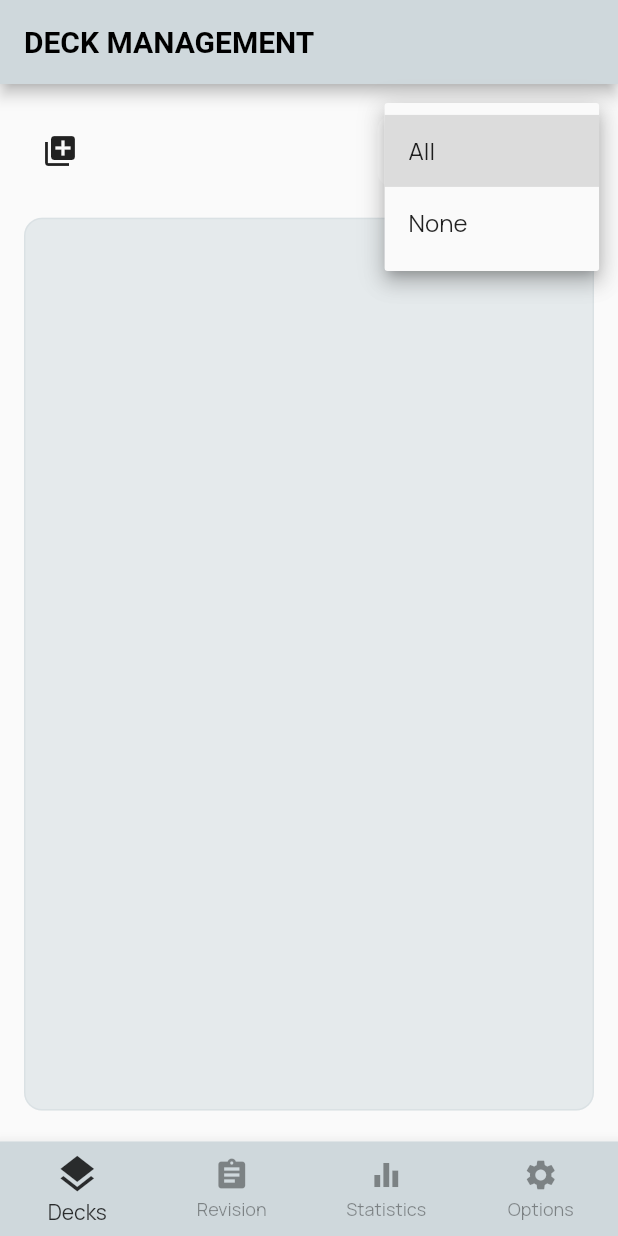
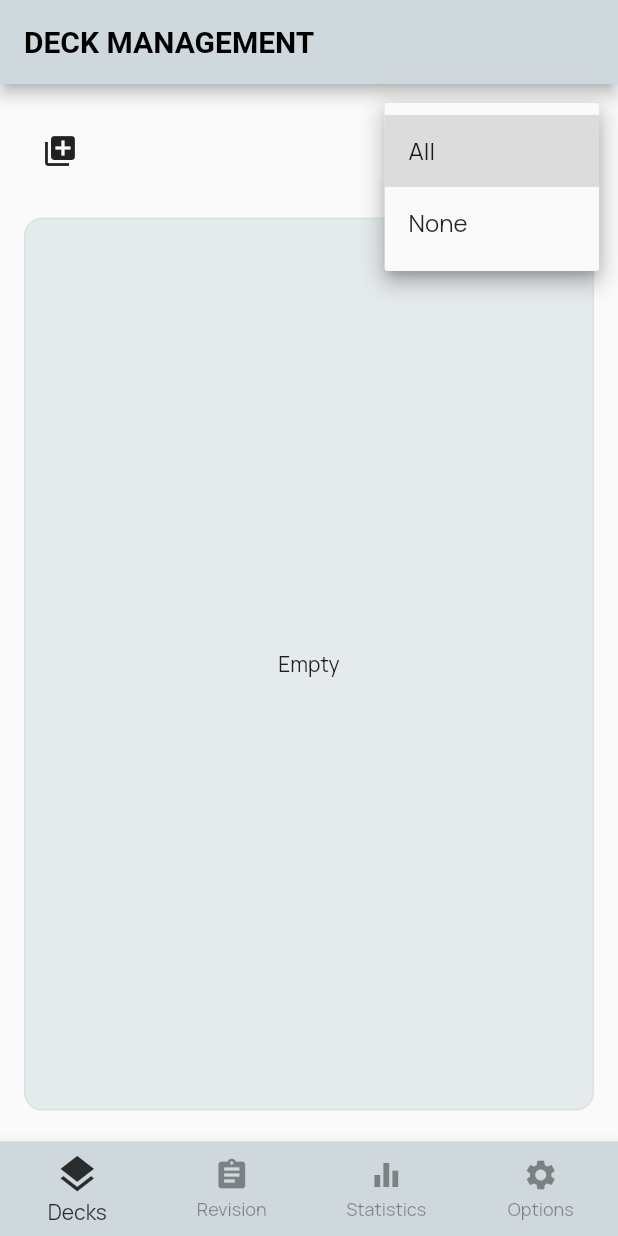
Before and after one commit to ztcjoe93/studybuddy, a Flutter app: the screen it shows after launch, after a tap on "All", on a phone screen of 412 x 824 dp. Run offline on Flutter 3.47's test engine with Material 2 defaults, Android fonts, the phone set to English and light mode, and no system bars; our stand-ins replace charts_flutter, flutter_local_notifications, flutter_markdown, rxdart, shared_preferences, sqflite and 1 more; accounts and stored records are empty; statements that could not run were skipped.

```diff
--- a/lib/Deck/AddDeck.dart
+++ b/lib/Deck/AddDeck.dart
@@ -71,7 +71,7 @@ class _AddDeckState extends State<AddDeck> {
                   IconButton(
                     icon: Icon(Icons.arrow_right),
                     iconSize: 36.0,
-                    color: Colors.lightBlueAccent,
+                    color: Colors.blue[200],
                     splashColor: Colors.transparent,
                     onPressed: textController.text.isEmpty ? null : () async {
                       Provider.of<DecksState>(context, listen: false).addDeck(
--- a/lib/Deck/DeckManagement.dart
+++ b/lib/Deck/DeckManagement.dart
@@ -121,6 +121,11 @@ class _DeckManagementState extends State<DeckManagement> {
                 child: Consumer<DecksState>(
                   builder: (context, provider, child) {
                     if (_filter == "All"){
+                      if(provider.decks.length == 0){
+                        return Center(
+                          child: Text("Empty"),
+                        );
+                      } else {
                         return Scrollbar(
                           isAlwaysShown: true,
                           controller: _scrollController,
@@ -181,12 +186,19 @@ class _DeckManagementState extends State<DeckManagement> {
                                 ),
                               );
                             },
-                          //separatorBuilder: (BuildContext context, int index) => Divider(),
                           ),
                         );
+                      }
                     } else {
                       String _selectedFilter = _filter == "None" ? "" : _filter;
                       List<Deck> filtered = provider.decks.where((deck) => deck.tag == _selectedFilter).toList();
+                      if(filtered.length == 0){
+                        return Container(
+                            child: Center(
+                              child: Text("Empty"),
+                            )
+                        );
+                      } else {
                         return Container(
                           child: Scrollbar(
                             isAlwaysShown: true,
@@ -250,6 +262,7 @@ class _DeckManagementState extends State<DeckManagement> {
                         );
                       }
                     }
+                  }
                 ),
               ),
             ),
--- a/lib/Options/Changelog.dart
+++ b/lib/Options/Changelog.dart
@@ -43,17 +43,15 @@ class _ChangelogState extends State<Changelog> {
                   icon: Icon(Icons.arrow_back),
                 ),
               ),
-              Expanded(
-                child: FutureBuilder(
+              FutureBuilder(
                 future: readChangeLog(),
                 builder: (BuildContext context, AsyncSnapshot<String> snapshot){
                   if (snapshot.hasData){
-                      return Markdown(data: snapshot.data);
+                    return Expanded(child: Markdown(data: snapshot.data));
                   } else {
                     return Center(child: CircularProgressIndicator());
                   }
                 }
-                ),
               ),
             ],
           ),
--- a/lib/Options/Options.dart
+++ b/lib/Options/Options.dart
@@ -336,7 +336,7 @@ class _OptionsState extends State<Options> {
           padding: const EdgeInsets.all(26.0),
           child: Center(
               child: Text(
-                  "StudyBuddy version 0.9.0",
+                  "StudyBuddy version 0.9.1",
                 style: TextStyle(
                   color: Colors.blueGrey,
                 )
--- a/lib/Stats/Stats.dart
+++ b/lib/Stats/Stats.dart
@@ -47,16 +47,12 @@ class _StatsState extends State<Stats> {
   Widget build(BuildContext context) {
     return Padding(
         padding: EdgeInsets.symmetric(
-          vertical: MediaQuery
-              .of(context)
-              .size
-              .height * 0.025,
-          horizontal: MediaQuery
-              .of(context)
-              .size
-              .width * 0.05,
+          vertical: mqsHeight(context, 0.025),
+          horizontal: mqsWidth(context, 0.05),
         ),
-        child: PageView(
+        child: Consumer<ResultsState>(
+          builder: (context, res, child) =>
+              PageView(
                 controller: pageController,
                 physics: NeverScrollableScrollPhysics(),
                 pageSnapping: true,
@@ -76,22 +72,14 @@ class _StatsState extends State<Stats> {
                           maxHeight: mqsHeight(context, 0.25),
                         ),
                         child: CardPerformance(
-                    Provider
-                        .of<ResultsState>(context, listen: true)
-                        .results
-                        .where((d) => d.deckId == _selectedDeck)
-                        .toList(),
+                          res.results.where((d) => d.deckId == _selectedDeck).toList(),
                           "chart",
                         ),
                       ),
                       Expanded(
-                  child: Consumer<ResultsState>(
-                    builder: (context, provider, child) =>
-                        CardPerformance(
-                          provider.results.where((d) =>
-                          d.deckId == _selectedDeck).toList(),
+                        child: CardPerformance(
+                          res.results.where((d) => d.deckId == _selectedDeck).toList(),
                           "list",
-                        ),
                         ),
                       ),
                       Padding(
@@ -422,6 +410,7 @@ class _StatsState extends State<Stats> {
                   ),
                 ],
               ),
+        ),
       );
   }
 }
--- a/lib/Widgets/SplashScreen.dart
+++ b/lib/Widgets/SplashScreen.dart
@@ -1,6 +1,7 @@
 import 'package:flutter/material.dart';
 import 'dart:math' as math;
 import '../FadeIn.dart';
+import '../Utilities.dart';
 
 class SplashScreen extends StatefulWidget {
   @override
@@ -86,21 +87,21 @@ class _SplashScreenState extends State<SplashScreen> with TickerProviderStateMix
                     -1.5, -1.5,
                     controllerLeft,
                   ),
-                  child: imageRotation(context, -math.pi/4, Offset(-13.0, 0.0)),
+                  child: imageRotation(context, -math.pi/4, Offset(-(mqsWidth(context, 0.028)), 0.0)),
                 ),
                 SlideTransition(
                   position: startFromOffset(
                     0, -1.5,
                     controllerMid,
                   ),
-                  child: imageRotation(context, 0, Offset(0.0, -25.0)),
+                  child: imageRotation(context, 0, Offset(0.0, -(mqsWidth(context, 0.06)))),
                 ),
                 SlideTransition(
                   position: startFromOffset(
                     1.5, -1.5,
                     controllerRight,
                   ),
-                  child: imageRotation(context, math.pi/4, Offset(13.0, 0.0)),
+                  child: imageRotation(context, math.pi/4, Offset((mqsWidth(context, 0.028)), 0.0)),
                 ),
               ],
             ),
```
Also changed, not shown: lib/Charts/DeckPerformance.dart (+5 -7 lines), lib/Providers/ResultsState.dart (+9 -0 lines), 1 other file. Lines whose indentation alone changed are shown as unchanged.
